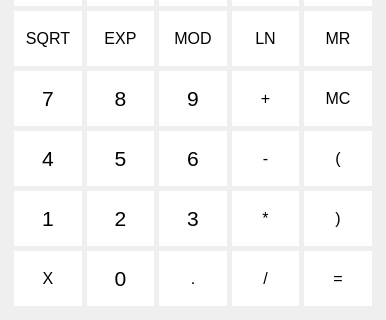
First picture: the form in gui/mainwindow.ui, repository lmsnsk/exchange_3, before the edit; both pictures show x 0 to 386 and y 270 to 590 of the 386 by 590 pixel window.
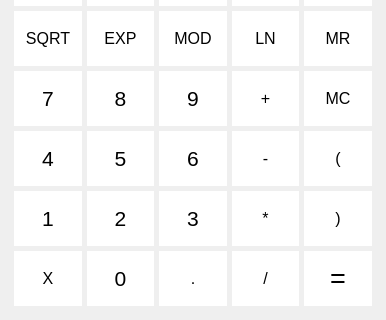
Second picture: the form after the edit.

```diff
--- a/gui/mainwindow.ui
+++ b/gui/mainwindow.ui
@@ -1220,7 +1220,7 @@
         </property>
         <property name="font">
          <font>
-          <pointsize>12</pointsize>
+          <pointsize>20</pointsize>
           <weight>50</weight>
           <italic>false</italic>
           <bold>false</bold>
@@ -1237,7 +1237,10 @@
          <string>&lt;html&gt;&lt;head/&gt;&lt;body&gt;&lt;p&gt;&lt;br/&gt;&lt;/p&gt;&lt;/body&gt;&lt;/html&gt;</string>
         </property>
         <property name="styleSheet">
-         <string notr="true"/>
+         <string notr="true">QPushButton::hover {
+	background-color: rgb(189, 218, 255);
+}
+</string>
         </property>
         <property name="text">
          <string>=</string>
```
Left out of the diff: 6 changed lines with no effect on the pictures.
